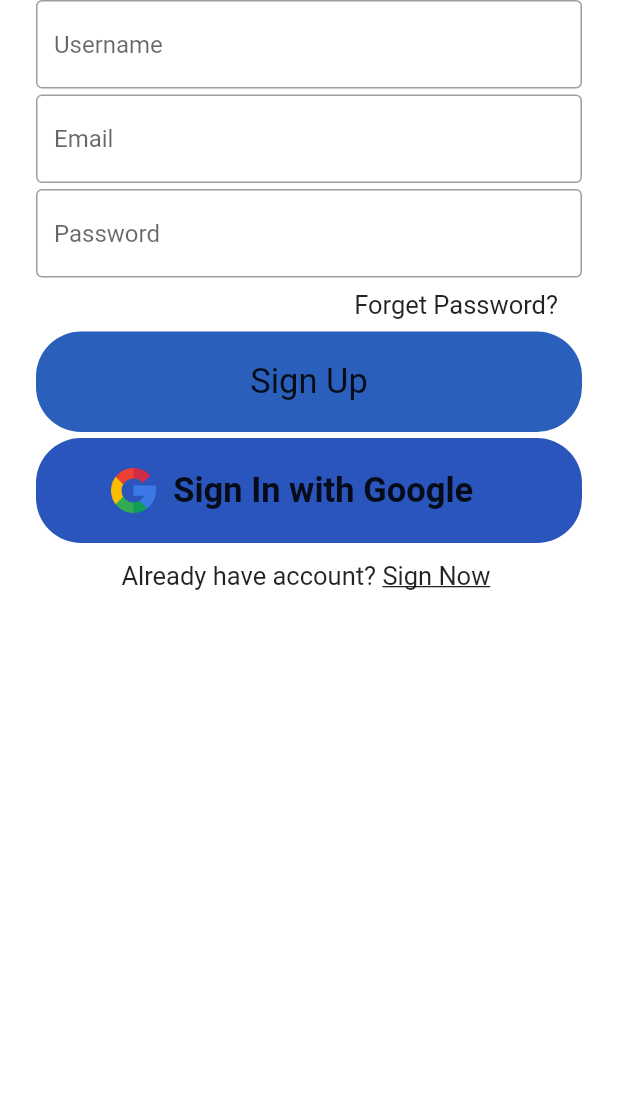
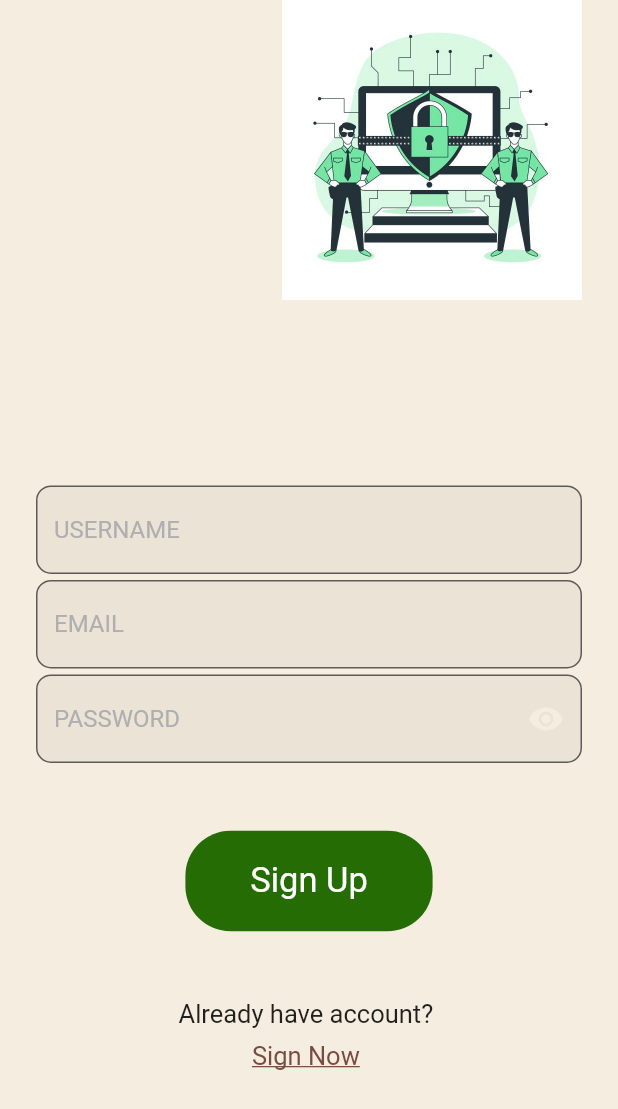
Before and after one commit to manas1410/Meraki, a Flutter app: the screen it shows after launch, after a tap on "LOGIN", after a tap on "Register Now", on a phone screen of 412 x 824 dp. Shown: the top 1109 px of the screen. Run offline on Flutter 3.47's test engine with Material 2 defaults, Android fonts, the phone set to English and light mode, and no system bars; our stand-ins replace cloud_firestore, firebase_auth, firebase_core, shared_preferences; accounts and stored records are empty; Roboto replaces fonts that are missing (Montserrat).

Commit message:
Add files via upload

```diff
--- a/lib/Screens/signup.dart
+++ b/lib/Screens/signup.dart
@@ -57,11 +57,11 @@ class _SignUpState extends State<SignUp> {
       });
     }
   }
-
+  bool _isObscure = true;
   @override
   Widget build(BuildContext context) {
     return Scaffold(
-
+        backgroundColor: Color.fromRGBO(245, 237, 223, 1),
       body: isLoading
           ? Container(
         child: Center(child: CircularProgressIndicator()),
@@ -75,8 +75,14 @@ class _SignUpState extends State<SignUp> {
             child: Column(
               mainAxisSize: MainAxisSize.min,
               children: [
+                Container(
+                  alignment: Alignment.centerRight,
+                  child: Image.asset("assets/images/cyber.png",
+                    height: 200,
+                  ),
+                ),
                 //SizedBox(height:50,),
-                //SizedBox(height: 8,),
+                SizedBox(height: MediaQuery.of(context).size.width*0.30,),
                 Form(
                   key: formKey,
                   child: Column(
@@ -89,7 +95,15 @@ class _SignUpState extends State<SignUp> {
                         },
                         controller: userNameTextEditingController,
                         style: simpleTextFieldStyle(),
-                        decoration: textFieldInputDecoration("Username"),
+                        decoration: InputDecoration(
+                            hintText: "USERNAME",
+                            border: OutlineInputBorder(
+                              borderRadius: BorderRadius.circular(10.0),
+                            ),
+                            filled: true,
+                            hintStyle: TextStyle(color: Color.fromRGBO(175, 175, 175, 1))
+
+                        ),
                       ),
                       SizedBox(
                         height: 4,
@@ -104,13 +118,21 @@ class _SignUpState extends State<SignUp> {
                         },
                         controller: emailTextEditingController,
                         style: simpleTextFieldStyle(),
-                        decoration: textFieldInputDecoration("Email"),
+                        decoration: InputDecoration(
+                            hintText: "EMAIL",
+                            border: OutlineInputBorder(
+                              borderRadius: BorderRadius.circular(10.0),
+                            ),
+                            filled: true,
+                            hintStyle: TextStyle(color: Color.fromRGBO(175, 175, 175, 1))
+
+                        ),
                       ),
                       SizedBox(
                         height: 4,
                       ),
                       TextFormField(
-                        obscureText: true,
+                        obscureText: _isObscure,
                         validator: (val) {
                           return (val!.length > 6)
                               ? null
@@ -118,7 +140,23 @@ class _SignUpState extends State<SignUp> {
                         },
                         controller: passwordTextEditingController,
                         style: simpleTextFieldStyle(),
-                        decoration: textFieldInputDecoration("Password"),
+                        decoration: InputDecoration(
+                            hintText: "PASSWORD",
+                            border: OutlineInputBorder(
+                              borderRadius: BorderRadius.circular(10.0),
+                            ),
+                            filled: true,
+                            hintStyle: TextStyle(color: Color.fromRGBO(175, 175, 175, 1)),
+                          suffixIcon: IconButton(
+                        icon: Icon(
+                        _isObscure ? Icons.visibility : Icons.visibility_off,
+                          color: Color.fromRGBO(245, 237, 223, 1),),
+                          onPressed: () {
+                            setState(() {
+                              _isObscure = !_isObscure;
+                            });
+                          }),
+                        ),
                       ),
                     ],
                   ),
@@ -126,7 +164,7 @@ class _SignUpState extends State<SignUp> {
                 SizedBox(
                   height: 4,
                 ),
-                Container(
+                /*Container(
                     alignment: Alignment.centerRight,
                     child: Container(
                       padding: EdgeInsets.symmetric(
@@ -135,9 +173,9 @@ class _SignUpState extends State<SignUp> {
                         "Forget Password?",
                         style: mediumTextFieldStyle(),
                       ),
-                    )),
+                    )),*/
                 SizedBox(
-                  height: 4,
+                  height: MediaQuery.of(context).size.width*0.10,
                 ),
                 GestureDetector(
                   onTap: () {
@@ -145,22 +183,24 @@ class _SignUpState extends State<SignUp> {
                   },
                   child: Container(
                     alignment: Alignment.center,
-                    width: MediaQuery.of(context).size.width,
+                    width: MediaQuery.of(context).size.width*0.40,
                     padding: EdgeInsets.symmetric(vertical: 20),
                     decoration: BoxDecoration(
-                      color: Color(0xff2A60BC),
+                      color: Color.fromRGBO(38, 108, 5, 1),
                       borderRadius: BorderRadius.circular(30),
                     ),
                     child: Text("Sign Up",
                         style: TextStyle(
+                          color: Color.fromRGBO(255, 255, 255, 1),
+                          fontFamily: 'Montserrat',
                           fontSize: 23,
                         )),
                   ),
                 ),
                 SizedBox(
-                  height: 4,
+                  height:MediaQuery.of(context).size.width*0.10,
                 ),
-                Container(
+                /*Container(
                   alignment: Alignment.center,
                   width: MediaQuery.of(context).size.width,
                   padding: EdgeInsets.symmetric(vertical: 20),
@@ -183,11 +223,11 @@ class _SignUpState extends State<SignUp> {
                           )),
                     ],
                   ),
-                ),
+                ),*/
                 SizedBox(
                   height: 4,
                 ),
-                Row(
+                Column(
                   mainAxisAlignment: MainAxisAlignment.center,
                   children: [
                     Text(
@@ -203,6 +243,8 @@ class _SignUpState extends State<SignUp> {
                         child: Text(
                           "Sign Now ",
                           style: TextStyle(
+                            color: Color.fromRGBO(120, 76, 66, 1),
+                            fontFamily: 'Montserrat',
                             fontSize: 17,
                             decoration: TextDecoration.underline,
                           ),
```
